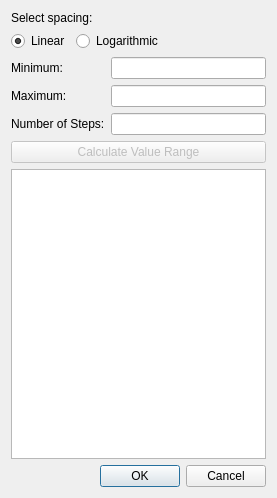
This is src/ui/scenario_range_dialog.ui in LLNL/RASE as Qt 5 draws it before an edit. The edited form follows.
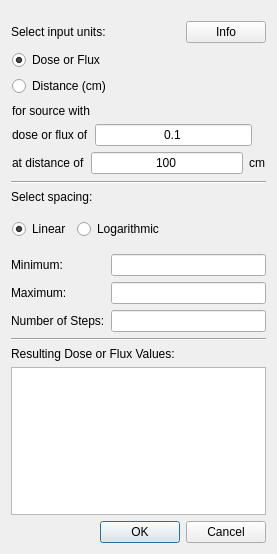
This is the edited form.

What changed in the file:
```diff
--- a/src/ui/scenario_range_dialog.ui
+++ b/src/ui/scenario_range_dialog.ui
@@ -7,7 +7,7 @@
     <x>0</x>
     <y>0</y>
     <width>277</width>
-    <height>498</height>
+    <height>554</height>
    </rect>
   </property>
   <property name="focusPolicy">
@@ -19,6 +19,188 @@
   <layout class="QVBoxLayout" name="verticalLayout">
    <item>
     <layout class="QVBoxLayout" name="verticalLayout_3">
+     <item>
+      <layout class="QVBoxLayout" name="verticalLayout_5">
+       <item>
+        <layout class="QHBoxLayout" name="horizontalLayout_4">
+         <property name="topMargin">
+          <number>10</number>
+         </property>
+         <item>
+          <widget class="QLabel" name="label_2">
+           <property name="text">
+            <string>Select input units:</string>
+           </property>
+          </widget>
+         </item>
+         <item>
+          <spacer name="horizontalSpacer">
+           <property name="orientation">
+            <enum>Qt::Horizontal</enum>
+           </property>
+           <property name="sizeHint" stdset="0">
+            <size>
+             <width>40</width>
+             <height>20</height>
+            </size>
+           </property>
+          </spacer>
+         </item>
+         <item>
+          <widget class="QPushButton" name="btnInfo">
+           <property name="text">
+            <string>Info</string>
+           </property>
+          </widget>
+         </item>
+        </layout>
+       </item>
+       <item>
+        <widget class="QFrame" name="frame1">
+         <property name="frameShape">
+          <enum>QFrame::NoFrame</enum>
+         </property>
+         <property name="frameShadow">
+          <enum>QFrame::Plain</enum>
+         </property>
+         <property name="lineWidth">
+          <number>1</number>
+         </property>
+         <layout class="QVBoxLayout" name="verticalLayout_2">
+          <property name="leftMargin">
+           <number>1</number>
+          </property>
+          <property name="topMargin">
+           <number>1</number>
+          </property>
+          <property name="rightMargin">
+           <number>1</number>
+          </property>
+          <property name="bottomMargin">
+           <number>1</number>
+          </property>
+          <item>
+           <widget class="QRadioButton" name="radio_dose">
+            <property name="text">
+             <string>Dose or Flux</string>
+            </property>
+            <property name="checked">
+             <bool>true</bool>
+            </property>
+           </widget>
+          </item>
+          <item>
+           <widget class="QRadioButton" name="radio_distance">
+            <property name="text">
+             <string>Distance (cm)</string>
+            </property>
+           </widget>
+          </item>
+         </layout>
+        </widget>
+       </item>
+       <item>
+        <widget class="QWidget" name="wdgtDistanceParams" native="true">
+         <layout class="QVBoxLayout" name="verticalLayout_6">
+          <property name="leftMargin">
+           <number>1</number>
+          </property>
+          <property name="topMargin">
+           <number>1</number>
+          </property>
+          <property name="rightMargin">
+           <number>1</number>
+          </property>
+          <property name="bottomMargin">
+           <number>1</number>
+          </property>
+          <item>
+           <widget class="QLabel" name="label_5">
+            <property name="text">
+             <string>for source with</string>
+            </property>
+           </widget>
+          </item>
+          <item>
+           <layout class="QHBoxLayout" name="horizontalLayout">
+            <item>
+             <widget class="QLabel" name="label_3">
+              <property name="text">
+               <string>dose or flux of</string>
+              </property>
+             </widget>
+            </item>
+            <item>
+             <widget class="QLineEdit" name="line_dose">
+              <property name="text">
+               <string>0.1</string>
+              </property>
+              <property name="alignment">
+               <set>Qt::AlignCenter</set>
+              </property>
+             </widget>
+            </item>
+            <item>
+             <widget class="QLabel" name="label_units">
+              <property name="text">
+               <string/>
+              </property>
+             </widget>
+            </item>
+           </layout>
+          </item>
+          <item>
+           <layout class="QHBoxLayout" name="horizontalLayout_2">
+            <item>
+             <widget class="QLabel" name="label_4">
+              <property name="text">
+               <string>at distance of</string>
+              </property>
+             </widget>
+            </item>
+            <item>
+             <widget class="QLineEdit" name="line_distance">
+              <property name="sizePolicy">
+               <sizepolicy hsizetype="Expanding" vsizetype="Fixed">
+                <horstretch>0</horstretch>
+                <verstretch>0</verstretch>
+               </sizepolicy>
+              </property>
+              <property name="maximumSize">
+               <size>
+                <width>16777215</width>
+                <height>16777215</height>
+               </size>
+              </property>
+              <property name="text">
+               <string>100</string>
+              </property>
+              <property name="alignment">
+               <set>Qt::AlignCenter</set>
+              </property>
+             </widget>
+            </item>
+            <item>
+             <widget class="QLabel" name="label_6">
+              <property name="text">
+               <string>cm</string>
+              </property>
+             </widget>
+            </item>
+           </layout>
+          </item>
+         </layout>
+        </widget>
+       </item>
+      </layout>
+     </item>
+     <item>
+      <widget class="Line" name="line">
+       <property name="orientation">
+        <enum>Qt::Horizontal</enum>
+       </property>
+      </widget>
+     </item>
      <item>
       <widget class="QLabel" name="label">
        <property name="text">
@@ -27,34 +209,36 @@
       </widget>
      </item>
      <item>
-      <layout class="QFormLayout" name="formLayout_2">
-       <property name="formAlignment">
-        <set>Qt::AlignLeading|Qt::AlignLeft|Qt::AlignTop</set>
-       </property>
-       <property name="leftMargin">
-        <number>0</number>
-       </property>
-       <item row="0" column="1">
-        <widget class="QRadioButton" name="radio_log">
-         <property name="text">
-          <string>Logarithmic</string>
-         </property>
-        </widget>
-       </item>
-       <item row="0" column="0">
-        <widget class="QRadioButton" name="radio_lin">
-         <property name="text">
-          <string>Linear</string>
-         </property>
-         <property name="checkable">
-          <bool>true</bool>
-         </property>
-         <property name="checked">
-          <bool>true</bool>
-         </property>
-        </widget>
-       </item>
-      </layout>
+      <widget class="QFrame" name="frame2">
+       <layout class="QFormLayout" name="formLayout_2">
+        <property name="formAlignment">
+         <set>Qt::AlignLeading|Qt::AlignLeft|Qt::AlignTop</set>
+        </property>
+        <property name="leftMargin">
+         <number>1</number>
+        </property>
+        <item row="0" column="0">
+         <widget class="QRadioButton" name="radio_lin">
+          <property name="text">
+           <string>Linear</string>
+          </property>
+          <property name="checkable">
+           <bool>true</bool>
+          </property>
+          <property name="checked">
+           <bool>true</bool>
+          </property>
+         </widget>
+        </item>
+        <item row="0" column="1">
+         <widget class="QRadioButton" name="radio_log">
+          <property name="text">
+           <string>Logarithmic</string>
+          </property>
+         </widget>
+        </item>
+       </layout>
+      </widget>
      </item>
      <item>
       <layout class="QFormLayout" name="formLayout">
@@ -72,7 +256,11 @@
         </widget>
        </item>
        <item row="0" column="1">
-        <widget class="QLineEdit" name="line_min"/>
+        <widget class="QLineEdit" name="line_min">
+         <property name="alignment">
+          <set>Qt::AlignCenter</set>
+         </property>
+        </widget>
        </item>
        <item row="1" column="0">
         <widget class="QLabel" name="label_maximum">
@@ -82,7 +270,11 @@
         </widget>
        </item>
        <item row="1" column="1">
-        <widget class="QLineEdit" name="line_max"/>
+        <widget class="QLineEdit" name="line_max">
+         <property name="alignment">
+          <set>Qt::AlignCenter</set>
+         </property>
+        </widget>
        </item>
        <item row="2" column="0">
         <widget class="QLabel" name="label_numsteps">
@@ -92,17 +284,25 @@
         </widget>
        </item>
        <item row="2" column="1">
-        <widget class="QLineEdit" name="line_num"/>
+        <widget class="QLineEdit" name="line_num">
+         <property name="alignment">
+          <set>Qt::AlignCenter</set>
+         </property>
+        </widget>
        </item>
       </layout>
      </item>
      <item>
-      <widget class="QPushButton" name="btn_calculate">
-       <property name="enabled">
-        <bool>false</bool>
+      <widget class="Line" name="line_2">
+       <property name="orientation">
+        <enum>Qt::Horizontal</enum>
        </property>
+      </widget>
+     </item>
+     <item>
+      <widget class="QLabel" name="label_7">
        <property name="text">
-        <string>Calculate Value Range</string>
+        <string>Resulting Dose or Flux Values:</string>
        </property>
       </widget>
      </item>
```
